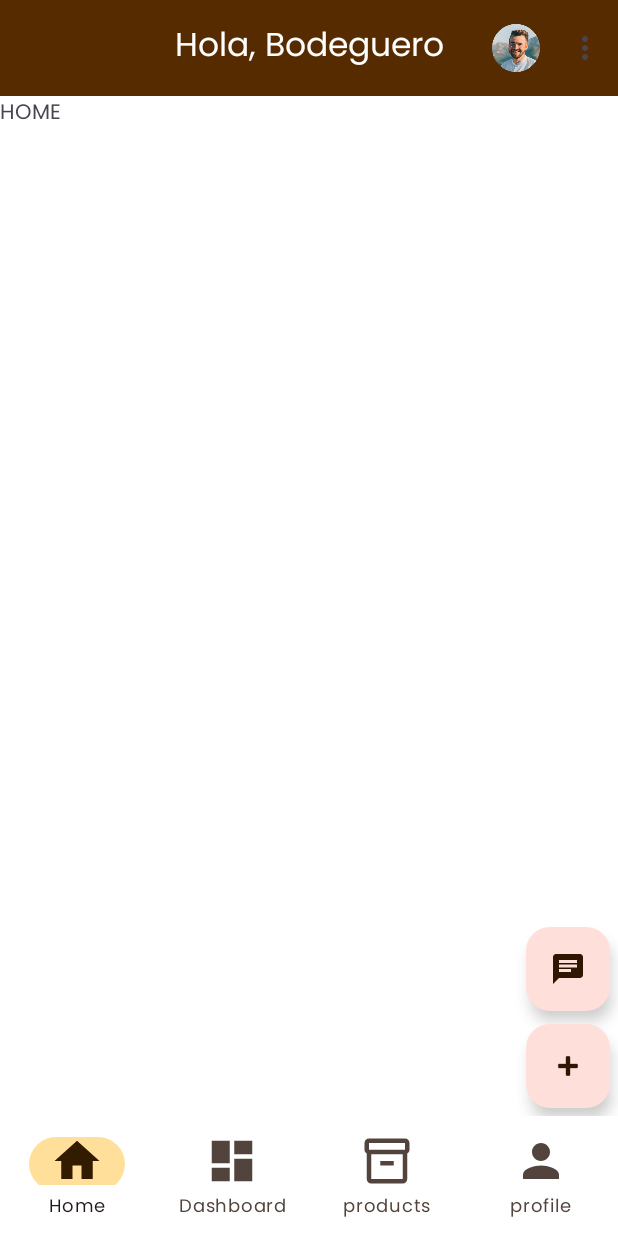
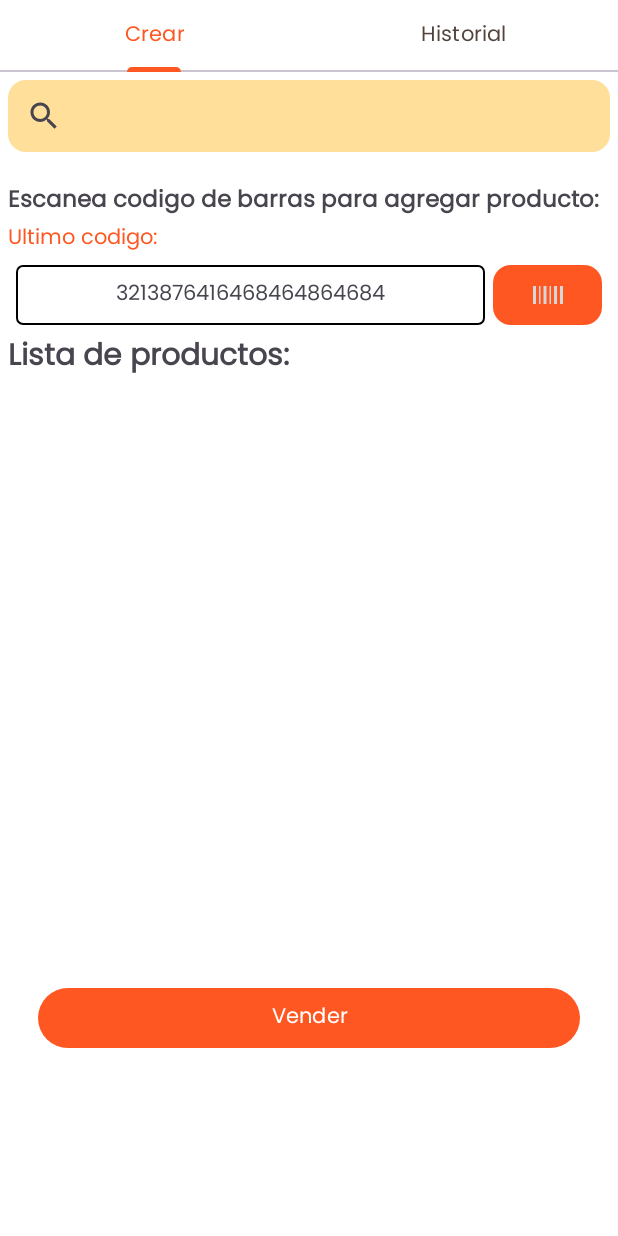
Before and after one commit to miBodegaOrg/miBodegaAPP, an Android app: the MainNavigationActivity screen opened directly, with no data from a screen before it, after a tap on an icon or button, on a phone screen of 412 x 824 dp. Run offline under Robolectric (Android 15) with nearby library versions, the phone set to English and light mode, and no system bars.

Commit message:
feat(implement views sales)

```diff
--- a/app/build.gradle
+++ b/app/build.gradle
@@ -89,5 +89,7 @@ dependencies {
     implementation 'com.github.shuhart:stepview:1.5.1'
 
     implementation 'com.journeyapps:zxing-android-embedded:4.3.0'
+    implementation 'androidx.viewpager2:viewpager2:1.0.0'
+    implementation 'com.github.PhilJay:MPAndroidChart:v3.1.0'
 
 }
--- a/app/src/main/AndroidManifest.xml
+++ b/app/src/main/AndroidManifest.xml
@@ -36,6 +36,9 @@
         android:supportsRtl="true"
         android:theme="@style/Theme.MyStore"
         tools:targetApi="31">
+        <activity
+            android:name=".views.sales.DetailSaleActivity"
+            android:exported="false" />
         <activity
             android:name=".views.sales.SaleProductsActivity"
             android:exported="false" />
--- a/app/src/main/java/com/mibodega/mystore/MainNavigationActivity.java
+++ b/app/src/main/java/com/mibodega/mystore/MainNavigationActivity.java
@@ -1,6 +1,7 @@
 package com.mibodega.mystore;
 
 import android.app.Activity;
+import android.content.Intent;
 import android.os.Bundle;
 
 import android.view.MenuItem;
@@ -23,6 +24,8 @@ import com.mibodega.mystore.views.DashboardsFragment;
 import com.mibodega.mystore.views.HomeFragment;
 import com.mibodega.mystore.views.ProductsFragment;
 import com.mibodega.mystore.views.ProfileFragment;
+import com.mibodega.mystore.views.products.ProductEditActivity;
+import com.mibodega.mystore.views.sales.SaleProductsActivity;
 
 
 public class MainNavigationActivity extends AppCompatActivity {
@@ -92,7 +95,8 @@ public class MainNavigationActivity extends AppCompatActivity {
         binding.FabtnMoveSaleProduct.setOnClickListener(new View.OnClickListener() {
             @Override
             public void onClick(View view) {
-
+                Intent moveHMA = new Intent(getBaseContext(), SaleProductsActivity.class);
+                startActivity(moveHMA);
             }
         });
 
--- /dev/null
+++ b/app/src/main/java/com/mibodega/mystore/shared/adapters/RecyclerViewAdapterProductSale.java
@@ -0,0 +1,4 @@
+package com.mibodega.mystore.shared.adapters;
+
+public class RecyclerViewAdapterProductSale {
+}
--- /dev/null
+++ b/app/src/main/java/com/mibodega/mystore/shared/adapters/RecyclerViewAdapterProductSearch.java
@@ -0,0 +1,4 @@
+package com.mibodega.mystore.shared.adapters;
+
+public class RecyclerViewAdapterProductSearch {
+}
--- /dev/null
+++ b/app/src/main/java/com/mibodega/mystore/shared/adapters/RecyclerViewAdapterSale.java
@@ -0,0 +1,4 @@
+package com.mibodega.mystore.shared.adapters;
+
+public class RecyclerViewAdapterSale {
+}
--- /dev/null
+++ b/app/src/main/java/com/mibodega/mystore/shared/adapters/ViewPagerAdapterSale.java
@@ -0,0 +1,41 @@
+package com.mibodega.mystore.shared.adapters;
+
+import androidx.annotation.NonNull;
+import androidx.annotation.Nullable;
+import androidx.fragment.app.Fragment;
+import androidx.fragment.app.FragmentManager;
+import androidx.fragment.app.FragmentPagerAdapter;
+import androidx.lifecycle.Lifecycle;
+import androidx.viewpager2.adapter.FragmentStateAdapter;
+
+import java.util.ArrayList;
+import java.util.List;
+
+public class ViewPagerAdapterSale extends FragmentStateAdapter {
+    private final List<Fragment> fragmentList = new ArrayList<>();
+    private final List<String> fragmentTitleList = new ArrayList<>();
+
+    public ViewPagerAdapterSale(@NonNull FragmentManager fragmentManager, @NonNull Lifecycle lifecycle) {
+        super(fragmentManager, lifecycle);
+    }
+
+    @NonNull
+    @Override
+    public Fragment createFragment(int position) {
+        return fragmentList.get(position);
+    }
+
+    @Override
+    public int getItemCount() {
+        return fragmentList.size();
+    }
+
+    public void addFragment(Fragment fragment, String title) {
+        fragmentList.add(fragment);
+        fragmentTitleList.add(title);
+    }
+
+    public String getPageTitle(int position) {
+        return fragmentTitleList.get(position);
+    }
+}
--- /dev/null
+++ b/app/src/main/java/com/mibodega/mystore/views/sales/CreateSaleFragment.java
@@ -0,0 +1,23 @@
+package com.mibodega.mystore.views.sales;
+
+import android.os.Bundle;
+
+import androidx.fragment.app.Fragment;
+
+import android.view.LayoutInflater;
+import android.view.View;
+import android.view.ViewGroup;
+
+import com.mibodega.mystore.R;
+
+public class CreateSaleFragment extends Fragment {
+
+
+
+    @Override
+    public View onCreateView(LayoutInflater inflater, ViewGroup container,
+                             Bundle savedInstanceState) {
+        // Inflate the layout for this fragment
+        return inflater.inflate(R.layout.fragment_create_sale, container, false);
+    }
+}
--- a/app/src/main/java/com/mibodega/mystore/views/sales/SaleProductsActivity.java
+++ b/app/src/main/java/com/mibodega/mystore/views/sales/SaleProductsActivity.java
@@ -1,10 +1,14 @@
 package com.mibodega.mystore.views.sales;
 
 import androidx.appcompat.app.AppCompatActivity;
+import androidx.viewpager2.widget.ViewPager2;
 
 import android.os.Bundle;
 
+import com.google.android.material.tabs.TabLayout;
+import com.google.android.material.tabs.TabLayoutMediator;
 import com.mibodega.mystore.R;
+import com.mibodega.mystore.shared.adapters.ViewPagerAdapterSale;
 
 public class SaleProductsActivity extends AppCompatActivity {
 
@@ -12,5 +16,16 @@ public class SaleProductsActivity extends AppCompatActivity {
     protected void onCreate(Bundle savedInstanceState) {
         super.onCreate(savedInstanceState);
         setContentView(R.layout.activity_sale_products);
+        ViewPager2 viewPager = findViewById(R.id.Vp_pagerSaleView_sale);
+        ViewPagerAdapterSale adapter = new ViewPagerAdapterSale(getSupportFragmentManager(), getLifecycle());
+        adapter.addFragment(new CreateSaleFragment(), "Crear");
+        adapter.addFragment(new SalesListFragment(), "Historial");
+        viewPager.setAdapter(adapter);
+
+        TabLayout tabLayout = findViewById(R.id.tabLayout_sale);
+        new TabLayoutMediator(tabLayout, viewPager,
+                (tab, position) -> tab.setText(adapter.getPageTitle(position))
+        ).attach();
+
     }
 }
--- /dev/null
+++ b/app/src/main/java/com/mibodega/mystore/views/sales/SalesListFragment.java
@@ -0,0 +1,24 @@
+package com.mibodega.mystore.views.sales;
+
+import android.os.Bundle;
+
+import androidx.fragment.app.Fragment;
+
+import android.view.LayoutInflater;
+import android.view.View;
+import android.view.ViewGroup;
+
+import com.mibodega.mystore.R;
+
+
+public class SalesListFragment extends Fragment {
+
+
+
+    @Override
+    public View onCreateView(LayoutInflater inflater, ViewGroup container,
+                             Bundle savedInstanceState) {
+        // Inflate the layout for this fragment
+        return inflater.inflate(R.layout.fragment_sales_list, container, false);
+    }
+}
--- /dev/null
+++ b/app/src/main/res/drawable/baseline_edit_off_24.xml
@@ -0,0 +1,5 @@
+<vector android:height="24dp" android:tint="#000000"
+    android:viewportHeight="24" android:viewportWidth="24"
+    android:width="24dp" xmlns:android="http://schemas.android.com/apk/res/android">
+    <path android:fillColor="@android:color/white" android:pathData="M12.126,8.125l1.937,-1.937 3.747,3.747 -1.937,1.938zM20.71,5.63l-2.34,-2.34a1,1 0,0 0,-1.41 0l-1.83,1.83 3.75,3.75L20.71,7a1,1 0,0 0,0 -1.37zM2,5l6.63,6.63L3,17.25V21h3.75l5.63,-5.62L18,21l2,-2L4,3 2,5z"/>
+</vector>
--- a/app/src/main/res/layout/activity_sale_products.xml
+++ b/app/src/main/res/layout/activity_sale_products.xml
@@ -5,4 +5,16 @@
     android:layout_width="match_parent"
     android:layout_height="match_parent"
     android:orientation="vertical"
-    tools:context=".views.sales.SaleProductsActivity"/>
+    tools:context=".views.sales.SaleProductsActivity">
+    <com.google.android.material.tabs.TabLayout
+        android:id="@+id/tabLayout_sale"
+        android:layout_width="match_parent"
+        android:layout_height="wrap_content"
+        app:tabMode="fixed"
+        app:tabGravity="fill"/>
+
+    <androidx.viewpager2.widget.ViewPager2
+        android:id="@+id/Vp_pagerSaleView_sale"
+        android:layout_width="match_parent"
+        android:layout_height="match_parent"/>
+</LinearLayout>
--- /dev/null
+++ b/app/src/main/res/layout/fragment_create_sale.xml
@@ -0,0 +1,110 @@
+<?xml version="1.0" encoding="utf-8"?>
+<LinearLayout xmlns:android="http://schemas.android.com/apk/res/android"
+    xmlns:app="http://schemas.android.com/apk/res-auto"
+    xmlns:tools="http://schemas.android.com/tools"
+    android:layout_width="match_parent"
+    android:layout_height="match_parent"
+    android:orientation="vertical"
+    android:padding="5dp"
+    tools:context=".views.sales.CreateSaleFragment">
+
+    <SearchView
+        android:id="@+id/Sv_searchProduct_sale"
+        android:layout_width="match_parent"
+        android:layout_height="wrap_content"
+        android:background="@drawable/backgroun_custom_rectangle"
+        android:backgroundTint="@color/md_theme_dark_onSecondaryContainer">
+
+    </SearchView>
+
+    <ScrollView
+        android:layout_width="match_parent"
+        android:layout_height="match_parent" >
+
+        <LinearLayout
+            android:layout_width="match_parent"
+            android:layout_height="match_parent"
+            android:orientation="vertical">
+
+            <ListView
+                android:id="@+id/Lv_listSearchProduct_sale"
+                android:layout_width="match_parent"
+                android:layout_height="200dp"
+                android:visibility="gone" />
+
+            <LinearLayout
+                android:layout_width="match_parent"
+                android:layout_height="wrap_content"
+                android:layout_marginTop="20dp"
+                android:orientation="vertical">
+
+                <TextView
+                    android:id="@+id/textView9"
+                    android:layout_width="match_parent"
+                    android:layout_height="wrap_content"
+                    android:text="Escanea codigo de barras para agregar producto:"
+                    android:textSize="15sp"
+                    android:textStyle="bold" />
+
+                <TextView
+                    android:id="@+id/textView12"
+                    android:layout_width="match_parent"
+                    android:layout_height="wrap_content"
+                    android:text="Ultimo codigo: "
+                    android:textColor="@color/md_theme_dark_inversePrimary" />
+
+                <LinearLayout
+                    android:layout_width="match_parent"
+                    android:layout_height="match_parent"
+                    android:orientation="horizontal"
+                    android:padding="5dp">
+
+                    <TextView
+                        android:id="@+id/Tv_codeScannedBar_sale"
+                        android:layout_width="match_parent"
+                        android:layout_height="match_parent"
+                        android:layout_weight="1"
+                        android:background="@drawable/borde"
+                        android:gravity="center_vertical"
+                        android:padding="2dp"
+                        android:text="3213876416468464864684"
+                        android:textAlignment="center" />
+
+                    <ImageButton
+                        android:id="@+id/Imgb_scanCodeBarProduct_sale"
+                        android:layout_width="match_parent"
+                        android:layout_height="40dp"
+                        android:layout_marginLeft="5dp"
+                        android:layout_weight="4"
+                        android:background="@drawable/backgroun_custom_rectangle"
+                        android:backgroundTint="@color/md_theme_dark_inversePrimary"
+                        android:src="@drawable/ic_barcode"
+                        app:tint="@color/white" />
+                </LinearLayout>
+            </LinearLayout>
+
+            <TextView
+                android:id="@+id/textView6"
+                android:layout_width="match_parent"
+                android:layout_height="wrap_content"
+                android:text="Lista de productos:"
+                android:textSize="20sp"
+                android:textStyle="bold" />
+
+            <androidx.recyclerview.widget.RecyclerView
+                android:id="@+id/Rv_productAtSaleList_sale"
+                android:layout_width="match_parent"
+                android:layout_height="399dp" />
+
+            <Button
+                android:id="@+id/button"
+                android:layout_width="match_parent"
+                android:layout_height="wrap_content"
+                android:layout_marginLeft="20dp"
+                android:layout_marginRight="20dp"
+                android:text="Vender" />
+
+        </LinearLayout>
+    </ScrollView>
+
+</LinearLayout>
--- /dev/null
+++ b/app/src/main/res/layout/list_item_sale.xml
@@ -0,0 +1,6 @@
+<?xml version="1.0" encoding="utf-8"?>
+<androidx.constraintlayout.widget.ConstraintLayout xmlns:android="http://schemas.android.com/apk/res/android"
+    android:layout_width="match_parent"
+    android:layout_height="match_parent">
+
+</androidx.constraintlayout.widget.ConstraintLayout>
```
Also changed, not shown: app/src/main/java/com/mibodega/mystore/views/sales/DetailSaleActivity.java (added, +16 -0 lines), app/src/main/res/layout/activity_detail_sale.xml (added, +163 -0 lines), app/src/main/res/layout/fragment_home.xml (+17 -5 lines), app/src/main/res/layout/fragment_sales_list.xml (added, +14 -0 lines), app/src/main/res/layout/list_item_product_search.xml (added, +59 -0 lines), app/src/main/res/layout/list_item_sale_product.xml (added, +161 -0 lines).
